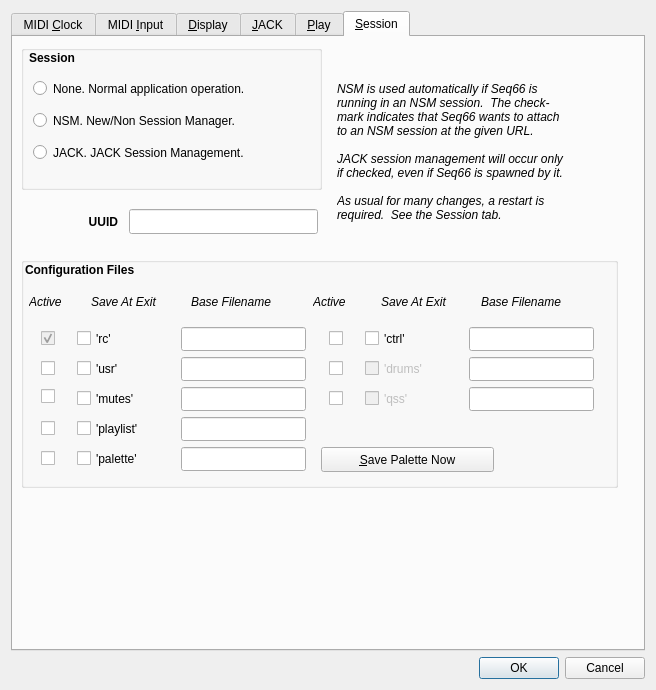
This is seq_qt5/forms/qseditoptions.ui in ahlstromcj/seq66 as Qt 5 draws it before an edit. The edited form follows.
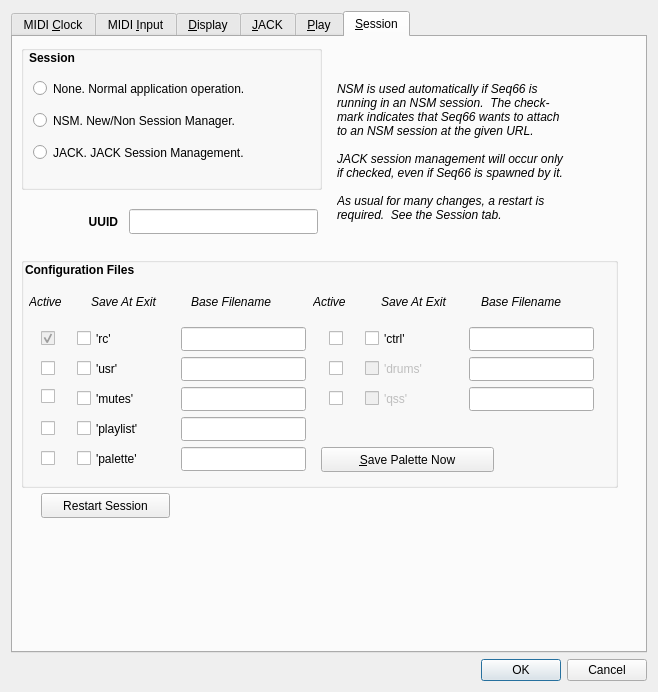
This is the edited form. The open tabs and pages were chosen to show the change.

Commit message: Revisited issue #41, added another reload button.

Diff of the .ui file:
```diff
--- a/seq_qt5/forms/qseditoptions.ui
+++ b/seq_qt5/forms/qseditoptions.ui
@@ -6,8 +6,8 @@
    <rect>
     <x>0</x>
     <y>0</y>
-    <width>656</width>
-    <height>690</height>
+    <width>658</width>
+    <height>692</height>
    </rect>
   </property>
   <property name="windowTitle">
@@ -2210,6 +2210,22 @@
         </property>
        </widget>
       </widget>
+      <widget class="QPushButton" name="pushButtonReload">
+       <property name="geometry">
+        <rect>
+         <x>28</x>
+         <y>456</y>
+         <width>129</width>
+         <height>25</height>
+        </rect>
+       </property>
+       <property name="toolTip">
+        <string>Restarts the whole application, reloading any changed settings.</string>
+       </property>
+       <property name="text">
+        <string>Restart Session</string>
+       </property>
+      </widget>
      </widget>
     </widget>
    </item>
```
Left out of the diff: 2 changed lines with no effect on the pictures. The commit also changes 18 other files.
